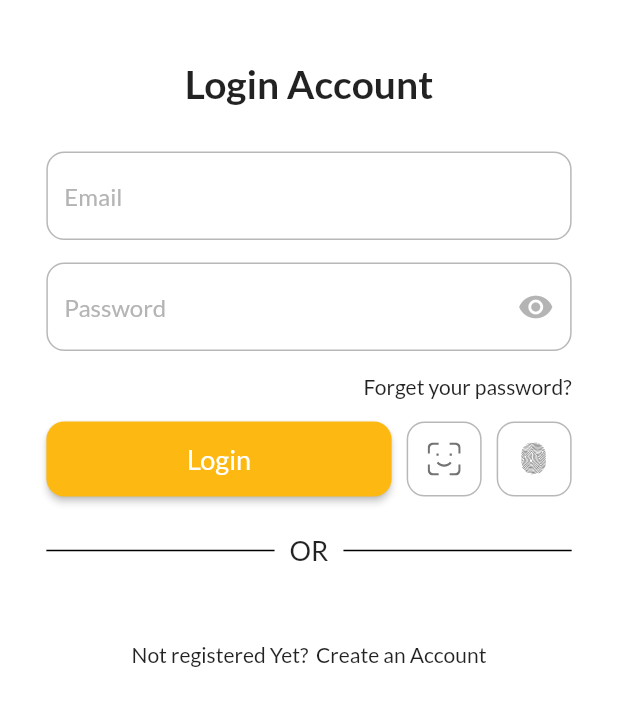
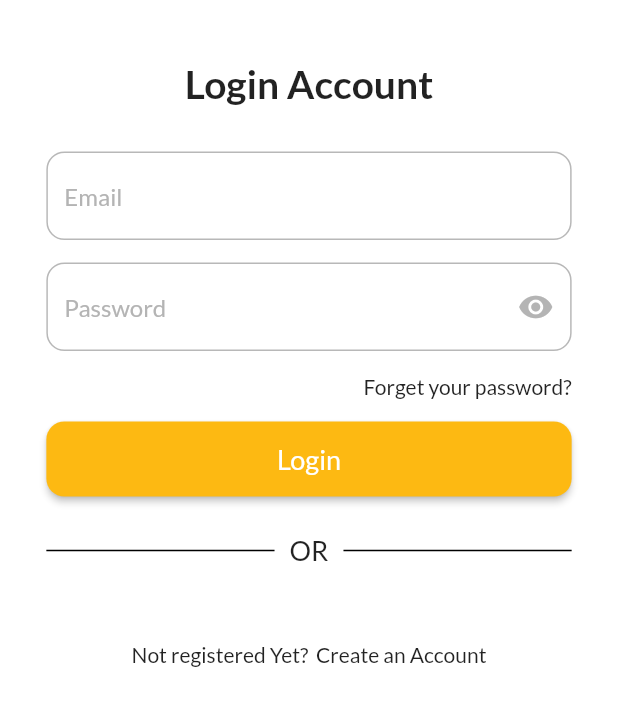
Before and after one commit to uroojmajid2000/bienvenue_consumer_app_flutter, a Flutter app: the screen it shows after launch, on a phone screen of 412 x 824 dp, the part 258-984 px from its top. Run offline on Flutter 3.47's test engine with Material 2 defaults, Android fonts, the phone set to English and light mode, and no system bars; our stand-ins replace fl_chart, flutter_hooks, flutter_svg; missing offline and left inert: qr_code_scanner.

Commit message:
login ui complete

```diff
--- a/lib/features/user/presentation/screen/Login/widgets/body.dart
+++ b/lib/features/user/presentation/screen/Login/widgets/body.dart
@@ -103,14 +103,6 @@ class _BodyState extends State<Body> {
                   // onPressed: () => Navigate.to(context, HomeScreen.id)
                   onPressed: () => _onSubmit(_onSuccess),
                 )),
-                const SizedBox(width: 10),
-                FeatureButton(
-                  child: SvgPicture.asset('assets/icons/face_unlock.svg'),
-                ),
-                const SizedBox(width: 10),
-                FeatureButton(
-                  child: SvgPicture.asset('assets/icons/fingerprint.svg'),
-                ),
               ]),
             ),
             const SizedBox(height: 25),
```
